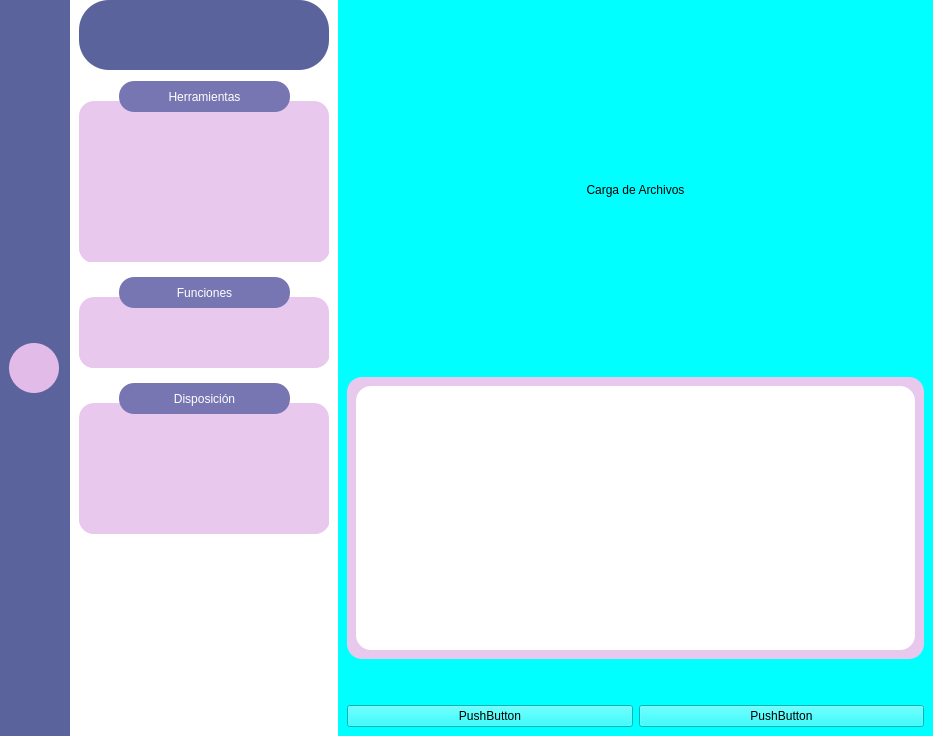
This is ventana1.ui in Tesis-PFG/BRICOM as Qt 5 draws it before an edit. The edited form follows.
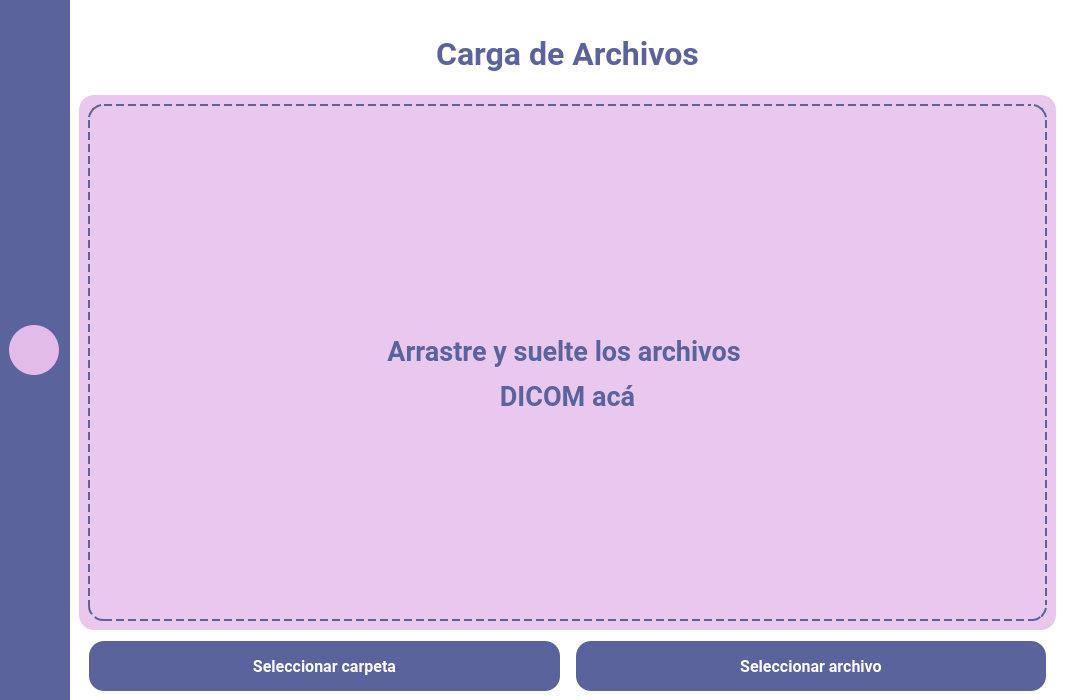
This is the edited form. The open tabs and pages were chosen to show the change. Icons and pictures are not drawn.

Commit message: arreglos submenu y pantalla añadir archivo

```diff
--- a/ventana1.ui
+++ b/ventana1.ui
@@ -6,8 +6,8 @@
    <rect>
     <x>0</x>
     <y>0</y>
-    <width>933</width>
-    <height>736</height>
+    <width>1065</width>
+    <height>700</height>
    </rect>
   </property>
   <property name="minimumSize">
@@ -235,6 +235,29 @@
      </widget>
     </item>
     <item>
+     <widget class="QStackedWidget" name="stackedWidget">
+      <property name="currentIndex">
+       <number>0</number>
+      </property>
+      <widget class="QWidget" name="pantallaVisualizacion">
+       <property name="styleSheet">
+        <string notr="true">
+background-color: rgb(0, 0, 0);</string>
+       </property>
+       <layout class="QHBoxLayout" name="horizontalLayout_5">
+        <property name="leftMargin">
+         <number>0</number>
+        </property>
+        <property name="topMargin">
+         <number>0</number>
+        </property>
+        <property name="rightMargin">
+         <number>0</number>
+        </property>
+        <property name="bottomMargin">
+         <number>0</number>
+        </property>
+        <item>
      <widget class="QFrame" name="frame_2">
       <property name="maximumSize">
        <size>
@@ -277,6 +300,9 @@
        </item>
        <item>
         <spacer name="verticalSpacer_2">
+             <property name="orientation">
+              <enum>Qt::Vertical</enum>
+             </property>
          <property name="sizeType">
           <enum>QSizePolicy::Fixed</enum>
          </property>
@@ -344,7 +370,7 @@
              <x>0</x>
              <y>10</y>
              <width>251</width>
-             <height>152</height>
+                 <height>154</height>
             </rect>
            </property>
            <layout class="QGridLayout" name="gridLayout">
@@ -900,15 +926,16 @@
      </widget>
     </item>
     <item>
-     <widget class="QStackedWidget" name="stackedWidget">
-      <property name="currentIndex">
-       <number>2</number>
-      </property>
-      <widget class="QWidget" name="pantallaVisualizacion">
-       <property name="styleSheet">
-        <string notr="true">
-background-color: rgb(0, 0, 0);</string>
-       </property>
+         <widget class="QFrame" name="frame_3">
+          <property name="frameShape">
+           <enum>QFrame::StyledPanel</enum>
+          </property>
+          <property name="frameShadow">
+           <enum>QFrame::Raised</enum>
+          </property>
+         </widget>
+        </item>
+       </layout>
       </widget>
       <widget class="QWidget" name="pantallaBaseDeDatos">
        <property name="styleSheet">
@@ -918,7 +945,7 @@
       <widget class="QWidget" name="pantallaAnadirArchivo">
        <property name="styleSheet">
         <string notr="true">
-background-color: rgb(0, 255, 255);</string>
+background-color: rgb(255, 255, 255);</string>
        </property>
        <layout class="QHBoxLayout" name="horizontalLayout_2">
         <item>
@@ -929,18 +956,207 @@
              <enum>Qt::Vertical</enum>
             </property>
             <property name="sizeType">
-             <enum>QSizePolicy::Minimum</enum>
+             <enum>QSizePolicy::Fixed</enum>
             </property>
             <property name="sizeHint" stdset="0">
              <size>
               <width>20</width>
-              <height>40</height>
+              <height>20</height>
              </size>
             </property>
            </spacer>
           </item>
           <item>
            <widget class="QLabel" name="label">
+            <property name="maximumSize">
+             <size>
+              <width>16777215</width>
+              <height>50</height>
+             </size>
+            </property>
+            <property name="palette">
+             <palette>
+              <active>
+               <colorrole role="WindowText">
+                <brush brushstyle="SolidPattern">
+                 <color alpha="255">
+                  <red>90</red>
+                  <green>99</green>
+                  <blue>156</blue>
+                 </color>
+                </brush>
+               </colorrole>
+               <colorrole role="Button">
+                <brush brushstyle="SolidPattern">
+                 <color alpha="255">
+                  <red>255</red>
+                  <green>255</green>
+                  <blue>255</blue>
+                 </color>
+                </brush>
+               </colorrole>
+               <colorrole role="Text">
+                <brush brushstyle="SolidPattern">
+                 <color alpha="255">
+                  <red>90</red>
+                  <green>99</green>
+                  <blue>156</blue>
+                 </color>
+                </brush>
+               </colorrole>
+               <colorrole role="ButtonText">
+                <brush brushstyle="SolidPattern">
+                 <color alpha="255">
+                  <red>90</red>
+                  <green>99</green>
+                  <blue>156</blue>
+                 </color>
+                </brush>
+               </colorrole>
+               <colorrole role="Base">
+                <brush brushstyle="SolidPattern">
+                 <color alpha="255">
+                  <red>255</red>
+                  <green>255</green>
+                  <blue>255</blue>
+                 </color>
+                </brush>
+               </colorrole>
+               <colorrole role="Window">
+                <brush brushstyle="SolidPattern">
+                 <color alpha="255">
+                  <red>255</red>
+                  <green>255</green>
+                  <blue>255</blue>
+                 </color>
+                </brush>
+               </colorrole>
+              </active>
+              <inactive>
+               <colorrole role="WindowText">
+                <brush brushstyle="SolidPattern">
+                 <color alpha="255">
+                  <red>90</red>
+                  <green>99</green>
+                  <blue>156</blue>
+                 </color>
+                </brush>
+               </colorrole>
+               <colorrole role="Button">
+                <brush brushstyle="SolidPattern">
+                 <color alpha="255">
+                  <red>255</red>
+                  <green>255</green>
+                  <blue>255</blue>
+                 </color>
+                </brush>
+               </colorrole>
+               <colorrole role="Text">
+                <brush brushstyle="SolidPattern">
+                 <color alpha="255">
+                  <red>90</red>
+                  <green>99</green>
+                  <blue>156</blue>
+                 </color>
+                </brush>
+               </colorrole>
+               <colorrole role="ButtonText">
+                <brush brushstyle="SolidPattern">
+                 <color alpha="255">
+                  <red>90</red>
+                  <green>99</green>
+                  <blue>156</blue>
+                 </color>
+                </brush>
+               </colorrole>
+               <colorrole role="Base">
+                <brush brushstyle="SolidPattern">
+                 <color alpha="255">
+                  <red>255</red>
+                  <green>255</green>
+                  <blue>255</blue>
+                 </color>
+                </brush>
+               </colorrole>
+               <colorrole role="Window">
+                <brush brushstyle="SolidPattern">
+                 <color alpha="255">
+                  <red>255</red>
+                  <green>255</green>
+                  <blue>255</blue>
+                 </color>
+                </brush>
+               </colorrole>
+              </inactive>
+              <disabled>
+               <colorrole role="WindowText">
+                <brush brushstyle="SolidPattern">
+                 <color alpha="255">
+                  <red>90</red>
+                  <green>99</green>
+                  <blue>156</blue>
+                 </color>
+                </brush>
+               </colorrole>
+               <colorrole role="Button">
+                <brush brushstyle="SolidPattern">
+                 <color alpha="255">
+                  <red>255</red>
+                  <green>255</green>
+                  <blue>255</blue>
+                 </color>
+                </brush>
+               </colorrole>
+               <colorrole role="Text">
+                <brush brushstyle="SolidPattern">
+                 <color alpha="255">
+                  <red>90</red>
+                  <green>99</green>
+                  <blue>156</blue>
+                 </color>
+                </brush>
+               </colorrole>
+               <colorrole role="ButtonText">
+                <brush brushstyle="SolidPattern">
+                 <color alpha="255">
+                  <red>90</red>
+                  <green>99</green>
+                  <blue>156</blue>
+                 </color>
+                </brush>
+               </colorrole>
+               <colorrole role="Base">
+                <brush brushstyle="SolidPattern">
+                 <color alpha="255">
+                  <red>255</red>
+                  <green>255</green>
+                  <blue>255</blue>
+                 </color>
+                </brush>
+               </colorrole>
+               <colorrole role="Window">
+                <brush brushstyle="SolidPattern">
+                 <color alpha="255">
+                  <red>255</red>
+                  <green>255</green>
+                  <blue>255</blue>
+                 </color>
+                </brush>
+               </colorrole>
+              </disabled>
+             </palette>
+            </property>
+            <property name="font">
+             <font>
+              <family>Roboto</family>
+              <pointsize>24</pointsize>
+              <weight>75</weight>
+              <bold>true</bold>
+             </font>
+            </property>
+            <property name="styleSheet">
+             <string notr="true">color:#5A639C</string>
+            </property>
             <property name="text">
              <string>Carga de Archivos</string>
             </property>
@@ -955,12 +1171,12 @@
              <enum>Qt::Vertical</enum>
             </property>
             <property name="sizeType">
-             <enum>QSizePolicy::Minimum</enum>
+             <enum>QSizePolicy::Fixed</enum>
             </property>
             <property name="sizeHint" stdset="0">
              <size>
               <width>20</width>
-              <height>40</height>
+              <height>10</height>
              </size>
             </property>
            </spacer>
@@ -972,13 +1188,13 @@
               <property name="minimumSize">
                <size>
                 <width>0</width>
-                <height>0</height>
+                <height>400</height>
                </size>
               </property>
               <property name="maximumSize">
                <size>
                 <width>16777215</width>
-                <height>500</height>
+                <height>2000</height>
                </size>
               </property>
               <property name="styleSheet">
@@ -993,23 +1209,97 @@
                 <widget class="QFrame" name="frame_25">
                  <property name="minimumSize">
                   <size>
-                   <width>0</width>
+                   <width>10</width>
                    <height>0</height>
                   </size>
                  </property>
                  <property name="maximumSize">
                   <size>
                    <width>16777215</width>
-                   <height>500</height>
+                   <height>1000</height>
                   </size>
                  </property>
                  <property name="styleSheet">
-                  <string notr="true">background-color: #FFFFFF;
+                  <string notr="true">border: 2px dashed #5A639C;
 border-radius: 15px;</string>
                  </property>
                  <property name="frameShape">
                   <enum>QFrame::NoFrame</enum>
                  </property>
+                 <layout class="QGridLayout" name="gridLayout_2">
+                  <item row="0" column="0">
+                   <spacer name="verticalSpacer_6">
+                    <property name="orientation">
+                     <enum>Qt::Vertical</enum>
+                    </property>
+                    <property name="sizeType">
+                     <enum>QSizePolicy::Minimum</enum>
+                    </property>
+                    <property name="sizeHint" stdset="0">
+                     <size>
+                      <width>20</width>
+                      <height>40</height>
+                     </size>
+                    </property>
+                   </spacer>
+                  </item>
+                  <item row="1" column="0">
+                   <widget class="QPushButton" name="pushButton">
+                    <property name="styleSheet">
+                     <string notr="true">border: 2px dashed #E8C9ED;</string>
+                    </property>
+                    <property name="text">
+                     <string/>
+                    </property>
+                    <property name="icon">
+                     <iconset resource="resources.qrc">
+                      <normaloff>:/icons/Assets/icon_documentUpload.png</normaloff>:/icons/Assets/icon_documentUpload.png</iconset>
+                    </property>
+                    <property name="iconSize">
+                     <size>
+                      <width>160</width>
+                      <height>160</height>
+                     </size>
+                    </property>
+                   </widget>
+                  </item>
+                  <item row="2" column="0">
+                   <widget class="QLabel" name="label_2">
+                    <property name="font">
+                     <font>
+                      <family>Roboto</family>
+                      <weight>75</weight>
+                      <bold>true</bold>
+                     </font>
+                    </property>
+                    <property name="styleSheet">
+                     <string notr="true">border: 2px dashed #E8C9ED;</string>
+                    </property>
+                    <property name="text">
+                     <string>&lt;html&gt;&lt;head/&gt;&lt;body&gt;&lt;p&gt;&lt;span style=&quot; font-size:20pt; color:#5a639c;&quot;&gt;Arrastre y suelte los archivos &lt;/span&gt;&lt;/p&gt;&lt;p&gt;&lt;span style=&quot; font-size:20pt; color:#5a639c;&quot;&gt;DICOM acá&lt;/span&gt;&lt;/p&gt;&lt;/body&gt;&lt;/html&gt;</string>
+                    </property>
+                    <property name="alignment">
+                     <set>Qt::AlignCenter</set>
+                    </property>
+                   </widget>
+                  </item>
+                  <item row="3" column="0">
+                   <spacer name="verticalSpacer_7">
+                    <property name="orientation">
+                     <enum>Qt::Vertical</enum>
+                    </property>
+                    <property name="sizeType">
+                     <enum>QSizePolicy::Minimum</enum>
+                    </property>
+                    <property name="sizeHint" stdset="0">
+                     <size>
+                      <width>20</width>
+                      <height>40</height>
+                     </size>
+                    </property>
+                   </spacer>
+                  </item>
+                 </layout>
                 </widget>
                </item>
               </layout>
@@ -1028,7 +1318,7 @@
             <property name="sizeHint" stdset="0">
              <size>
               <width>20</width>
-              <height>40</height>
+              <height>5</height>
              </size>
             </property>
            </spacer>
@@ -1036,19 +1326,105 @@
           <item>
            <layout class="QHBoxLayout" name="horizontalLayout_4">
             <item>
-             <widget class="QPushButton" name="pushButton">
+             <spacer name="horizontalSpacer">
+              <property name="orientation">
+               <enum>Qt::Horizontal</enum>
+              </property>
+              <property name="sizeType">
+               <enum>QSizePolicy::Minimum</enum>
+              </property>
+              <property name="sizeHint" stdset="0">
+               <size>
+                <width>10</width>
+                <height>20</height>
+               </size>
+              </property>
+             </spacer>
+            </item>
+            <item>
+             <widget class="QPushButton" name="archivoButton_carpeta">
+              <property name="minimumSize">
+               <size>
+                <width>200</width>
+                <height>50</height>
+               </size>
+              </property>
+              <property name="font">
+               <font>
+                <family>Roboto</family>
+                <pointsize>12</pointsize>
+                <weight>75</weight>
+                <bold>true</bold>
+               </font>
+              </property>
+              <property name="styleSheet">
+               <string notr="true">background-color: rgb(90, 99, 156);
+color:#ffffff;
+border-radius:15px;</string>
+              </property>
               <property name="text">
-               <string>PushButton</string>
+               <string>Seleccionar carpeta</string>
               </property>
              </widget>
             </item>
             <item>
-             <widget class="QPushButton" name="pushButton_2">
+             <spacer name="horizontalSpacer_2">
+              <property name="orientation">
+               <enum>Qt::Horizontal</enum>
+              </property>
+              <property name="sizeType">
+               <enum>QSizePolicy::Minimum</enum>
+              </property>
+              <property name="sizeHint" stdset="0">
+               <size>
+                <width>10</width>
+                <height>20</height>
+               </size>
+              </property>
+             </spacer>
+            </item>
+            <item>
+             <widget class="QPushButton" name="archivoButton_carpeta_2">
+              <property name="minimumSize">
+               <size>
+                <width>200</width>
+                <height>50</height>
+               </size>
+              </property>
+              <property name="font">
+               <font>
+                <family>Roboto</family>
+                <pointsize>12</pointsize>
+                <weight>75</weight>
+                <bold>true</bold>
+               </font>
+              </property>
+              <property name="styleSheet">
+               <string notr="true">background-color: rgb(90, 99, 156);
+color:#ffffff;
+border-radius:15px;</string>
+              </property>
               <property name="text">
-               <string>PushButton</string>
+               <string>Seleccionar archivo</string>
               </property>
              </widget>
             </item>
+            <item>
+             <spacer name="horizontalSpacer_3">
+              <property name="orientation">
+               <enum>Qt::Horizontal</enum>
+              </property>
+              <property name="sizeType">
+               <enum>QSizePolicy::Minimum</enum>
+              </property>
+              <property name="sizeHint" stdset="0">
+               <size>
+                <width>10</width>
+                <height>20</height>
+               </size>
+              </property>
+             </spacer>
+            </item>
            </layout>
           </item>
          </layout>
```
Left out of the diff: 35 changed lines with no effect on the pictures. Lines whose indentation alone changed are shown as unchanged. The commit also changes 21 other files.
